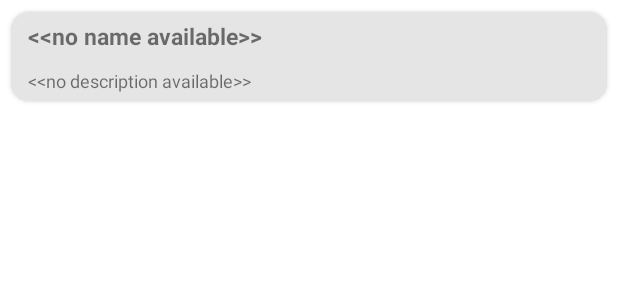
After one commit to amattiuz/repolist, an Android app: the layout repo_item_layout.xml on its own in the app's theme, with its tools: preview values and no code run, on a phone screen of 412 x 824 dp. The commit adds this screen. Shown: the top 300 px of the screen. Run offline under Robolectric (Android 15) with nearby library versions, the phone set to English and light mode, and no system bars.

Commit message:
Creating and connecting model, view and data. Using main activity to show repos for a hardcoded user.

```diff
--- a/app/src/main/AndroidManifest.xml
+++ b/app/src/main/AndroidManifest.xml
@@ -1,6 +1,8 @@
 <?xml version="1.0" encoding="utf-8"?>
 <manifest xmlns:android="http://schemas.android.com/apk/res/android"
     package="com.amanda.githubrepos">
+
+    <uses-permission android:name="android.permission.INTERNET"/>
 
     <application
         android:allowBackup="true"
--- /dev/null
+++ b/app/src/main/res/layout/repo_item_layout.xml
@@ -0,0 +1,44 @@
+<?xml version="1.0" encoding="utf-8"?>
+<androidx.cardview.widget.CardView xmlns:android="http://schemas.android.com/apk/res/android"
+    xmlns:app="http://schemas.android.com/apk/res-auto"
+    android:layout_width="match_parent"
+    android:layout_height="wrap_content"
+    android:layout_margin="8dp"
+    android:elevation="8dp"
+    android:padding="10dp"
+    app:cardBackgroundColor="#E5E5E5"
+    app:cardCornerRadius="12dp">
+
+           <LinearLayout
+            android:layout_width="match_parent"
+            android:layout_height="wrap_content"
+            android:layout_gravity="center"
+            android:orientation="vertical">
+
+            <TextView
+                android:id="@+id/repo_name"
+                android:layout_width="wrap_content"
+                android:layout_height="wrap_content"
+                android:layout_marginLeft="@dimen/card_margin_left"
+                android:layout_marginRight="@dimen/card_margin_right"
+                android:ellipsize="end"
+                android:maxLines="2"
+                android:padding="5dp"
+                android:text="@string/no_name_available"
+                android:textSize="15sp"
+                android:textStyle="bold" />
+
+            <TextView
+                android:id="@+id/repo_description"
+                android:layout_width="wrap_content"
+                android:layout_height="wrap_content"
+                android:layout_marginLeft="@dimen/card_margin_left"
+                android:layout_weight="2"
+                android:ellipsize="end"
+                android:maxLines="1"
+                android:padding="5dp"
+                android:text="@string/no_description_available"
+                android:textSize="12sp" />
+
+           </LinearLayout>
+</androidx.cardview.widget.CardView>
--- a/app/src/main/res/values/strings.xml
+++ b/app/src/main/res/values/strings.xml
@@ -1,3 +1,6 @@
 <resources>
     <string name="app_name">GIthubRepos</string>
+    <string name="list_title">Repo list for selected user</string>
+    <string name="no_description_available"><![CDATA[<<no description available>>]]></string>
+    <string name="no_name_available"><![CDATA[<<no name available>>]]></string>
 </resources>
--- a/build.gradle
+++ b/build.gradle
@@ -38,7 +38,7 @@ ext {
     roomVersion = '2.3.0-alpha03'
     pagingVersion = '3.0.0-alpha09'
     retrofitVersion = '2.7.2'
-    okhttpLoggingInterceptorVersion = '4.0.0'
+    okhttpVersion = '4.9.0'
     coroutines = '1.3.7'
     glideVersion = '4.11.0'
 }
```
Also changed, not shown: app/build.gradle (+8 -1 lines), app/src/main/java/com/amanda/githubrepos/Application.kt (added, +23 -0 lines), app/src/main/java/com/amanda/githubrepos/Injection.kt (added, +18 -0 lines), app/src/main/java/com/amanda/githubrepos/api/GithubService.kt (+5 -4 lines), app/src/main/java/com/amanda/githubrepos/model/GithubDataRepository.kt (added, +9 -0 lines), app/src/main/java/com/amanda/githubrepos/model/RepoListViewModel.kt (added, +34 -0 lines), app/src/main/java/com/amanda/githubrepos/ui/MainActivity.kt (+85 -3 lines), app/src/main/java/com/amanda/githubrepos/ui/RepoListAdapter.kt (added, +23 -0 lines), app/src/main/java/com/amanda/githubrepos/ui/RepoViewHolder.kt (added, +29 -0 lines), app/src/main/java/com/amanda/githubrepos/utils/Resource.kt (added, +21 -0 lines), app/src/main/res/layout/activity_main.xml (+52 -6 lines), app/src/main/res/values/dimens.xml (added, +14 -0 lines), app/src/main/res/drawable/avatar_placeholder.png (added).
